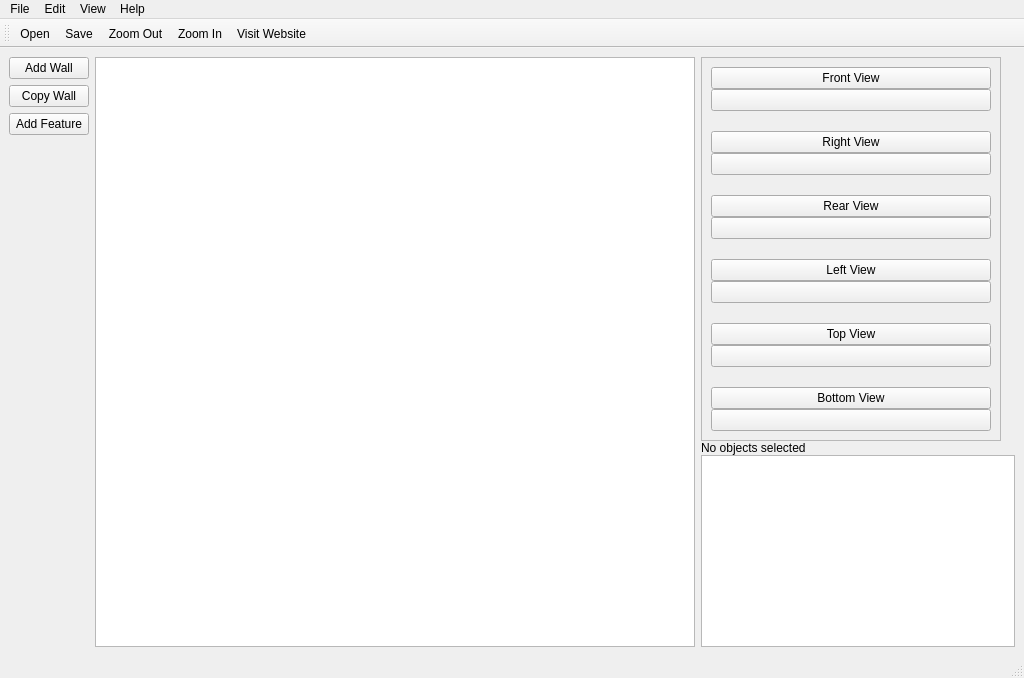
The window that mainwindow.ui (penguintutor/lc-building) describes before a commit, drawn with Qt 5.
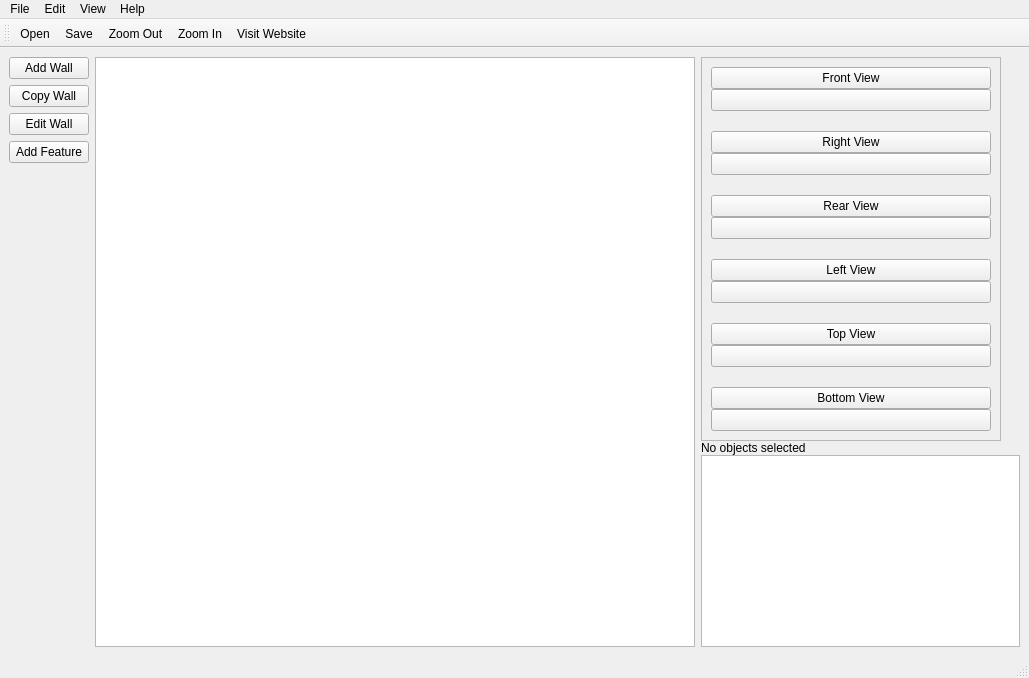
The same window after the commit. Icons and pictures are not drawn.

Commit message: Create initial handlers for left menu buttons

What changed in the file:
```diff
--- a/mainwindow.ui
+++ b/mainwindow.ui
@@ -6,7 +6,7 @@
    <rect>
     <x>0</x>
     <y>0</y>
-    <width>1024</width>
+    <width>1029</width>
     <height>678</height>
    </rect>
   </property>
@@ -36,6 +36,13 @@
           </property>
          </widget>
         </item>
+        <item>
+         <widget class="QPushButton" name="editWallButton">
+          <property name="text">
+           <string>Edit Wall</string>
+          </property>
+         </widget>
+        </item>
         <item>
          <widget class="QPushButton" name="addFeatureButton">
           <property name="text">
@@ -370,8 +377,8 @@
     <rect>
      <x>0</x>
      <y>0</y>
-     <width>1024</width>
-     <height>22</height>
+     <width>1029</width>
+     <height>24</height>
     </rect>
    </property>
    <widget class="QMenu" name="menuFile">
```
Left out of the diff: 4 changed lines with no effect on the pictures. The commit also changes 4 other files.
